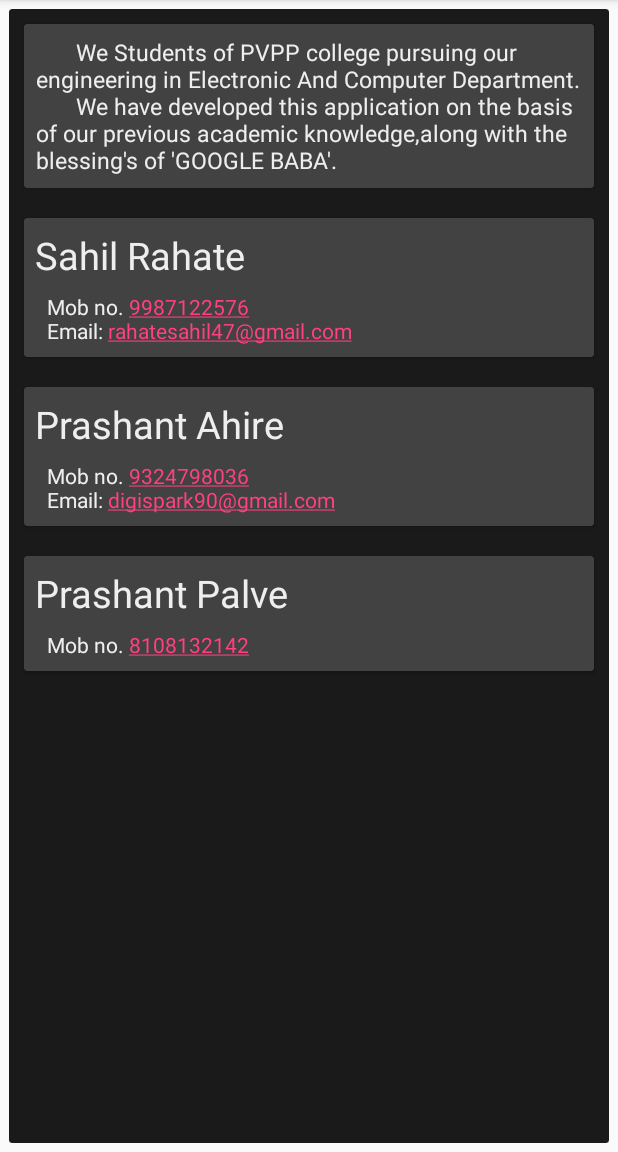
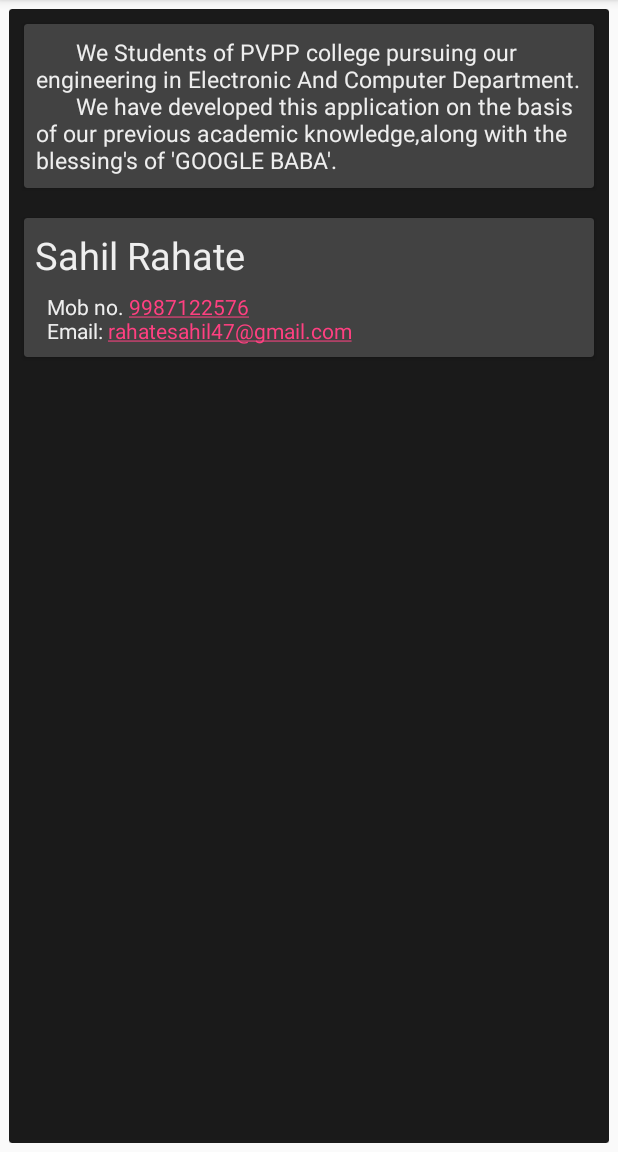
Before and after one commit to android-Vivek/Fusion_college_fest, an Android app: the Developed screen opened directly, with no data from a screen before it, on a phone screen of 412 x 824 dp, the part 84-1236 px from its top. Run offline under Robolectric (Android 15) with nearby library versions, the phone set to English and light mode, and no system bars; our stand-ins replace AdMob.

Commit message:
change in version and developer name

```diff
--- a/app/build.gradle
+++ b/app/build.gradle
@@ -7,8 +7,8 @@ android {
         applicationId "fusion.pvpp.event.fusion"
         minSdkVersion 15
         targetSdkVersion 26
-        versionCode 2
-        versionName "1.1"
+        versionCode 3
+        versionName "1.2"
         testInstrumentationRunner "android.support.test.runner.AndroidJUnitRunner"
     }
     buildTypes {
--- a/app/src/main/res/layout/activity2_chess.xml
+++ b/app/src/main/res/layout/activity2_chess.xml
@@ -55,7 +55,7 @@
                         android:layout_gravity="center_horizontal"
                         android:layout_width="wrap_content"
                         android:layout_height="wrap_content"
-                        android:text="Entry Fees 10/-"/>
+                        android:text="Entry Fees 20/-"/>
                 </android.support.v7.widget.CardView>
                 <android.support.v7.widget.CardView
                     app:cardElevation="5dp"
--- a/app/src/main/res/layout/activity_developed.xml
+++ b/app/src/main/res/layout/activity_developed.xml
@@ -66,64 +66,64 @@
                     </LinearLayout>
 
                 </android.support.v7.widget.CardView>
-                <android.support.v7.widget.CardView
-                    android:layout_margin="10dp"
-                    app:cardBackgroundColor="#424242"
+                <!--<android.support.v7.widget.CardView-->
+                    <!--android:layout_margin="10dp"-->
+                    <!--app:cardBackgroundColor="#424242"-->
 
-                    android:layout_width="match_parent"
-                    android:layout_height="wrap_content">
-                    <LinearLayout
-                        android:layout_width="match_parent"
-                        android:orientation="vertical"
-                        android:layout_height="wrap_content">
-                        <TextView
-                            android:id="@+id/pv"
-                            android:textColor="#EEEEEE"
-                            android:textSize="25dp"
-                            android:layout_margin="7dp"
-                            android:layout_width="wrap_content"
-                            android:layout_height="wrap_content"
-                            android:text="Prashant Ahire"/>
-                        <TextView
-                            android:id="@+id/pvdisc"
-                            android:textColor="#EEEEEE"
-                            android:layout_marginLeft="15dp"
-                            android:layout_marginBottom="8dp"
-                            android:autoLink="all"
-                            android:layout_width="wrap_content"
-                            android:layout_height="wrap_content"
-                            android:text="Mob no. 9324798036 \nEmail: digispark90@gmail.com"/>
-                    </LinearLayout>
-                </android.support.v7.widget.CardView>
+                    <!--android:layout_width="match_parent"-->
+                    <!--android:layout_height="wrap_content">-->
+                    <!--<LinearLayout-->
+                        <!--android:layout_width="match_parent"-->
+                        <!--android:orientation="vertical"-->
+                        <!--android:layout_height="wrap_content">-->
+                        <!--<TextView-->
+                            <!--android:id="@+id/pv"-->
+                            <!--android:textColor="#EEEEEE"-->
+                            <!--android:textSize="25dp"-->
+                            <!--android:layout_margin="7dp"-->
+                            <!--android:layout_width="wrap_content"-->
+                            <!--android:layout_height="wrap_content"-->
+                            <!--android:text="Prashant Ahire"/>-->
+                        <!--<TextView-->
+                            <!--android:id="@+id/pvdisc"-->
+                            <!--android:textColor="#EEEEEE"-->
+                            <!--android:layout_marginLeft="15dp"-->
+                            <!--android:layout_marginBottom="8dp"-->
+                            <!--android:autoLink="all"-->
+                            <!--android:layout_width="wrap_content"-->
+                            <!--android:layout_height="wrap_content"-->
+                            <!--android:text="Mob no. 9324798036 \nEmail: digispark90@gmail.com"/>-->
+                    <!--</LinearLayout>-->
+                <!--</android.support.v7.widget.CardView>-->
 
-                <android.support.v7.widget.CardView
-                    android:layout_margin="10dp"
-                    app:cardBackgroundColor="#424242"
-                    android:layout_width="match_parent"
-                    android:layout_height="wrap_content">
-                    <LinearLayout
-                        android:layout_width="match_parent"
-                        android:orientation="vertical"
-                        android:layout_height="wrap_content">
-                        <TextView
-                            android:id="@+id/sush"
-                            android:textColor="#EEEEEE"
-                            android:textSize="25dp"
-                            android:layout_margin="7dp"
-                            android:layout_width="wrap_content"
-                            android:layout_height="wrap_content"
-                            android:text="Prashant Palve"/>
-                        <TextView
-                            android:id="@+id/sushdisc"
-                            android:textColor="#EEEEEE"
-                            android:autoLink="all"
-                            android:layout_marginLeft="15dp"
-                            android:layout_marginBottom="8dp"
-                            android:layout_width="wrap_content"
-                            android:layout_height="wrap_content"
-                            android:text="Mob no. 8108132142"/>
-                    </LinearLayout>
-                </android.support.v7.widget.CardView>
+                <!--<android.support.v7.widget.CardView-->
+                    <!--android:layout_margin="10dp"-->
+                    <!--app:cardBackgroundColor="#424242"-->
+                    <!--android:layout_width="match_parent"-->
+                    <!--android:layout_height="wrap_content">-->
+                    <!--<LinearLayout-->
+                        <!--android:layout_width="match_parent"-->
+                        <!--android:orientation="vertical"-->
+                        <!--android:layout_height="wrap_content">-->
+                        <!--<TextView-->
+                            <!--android:id="@+id/sush"-->
+                            <!--android:textColor="#EEEEEE"-->
+                            <!--android:textSize="25dp"-->
+                            <!--android:layout_margin="7dp"-->
+                            <!--android:layout_width="wrap_content"-->
+                            <!--android:layout_height="wrap_content"-->
+                            <!--android:text="Prashant Palve"/>-->
+                        <!--<TextView-->
+                            <!--android:id="@+id/sushdisc"-->
+                            <!--android:textColor="#EEEEEE"-->
+                            <!--android:autoLink="all"-->
+                            <!--android:layout_marginLeft="15dp"-->
+                            <!--android:layout_marginBottom="8dp"-->
+                            <!--android:layout_width="wrap_content"-->
+                            <!--android:layout_height="wrap_content"-->
+                            <!--android:text="Mob no. 8108132142"/>-->
+                    <!--</LinearLayout>-->
+                <!--</android.support.v7.widget.CardView>-->
                 <com.google.android.gms.ads.AdView
                     android:id="@+id/adView_dev"
                     android:layout_margin="2dp"
```
Also changed, not shown: app/src/main/res/layout/about_fusion.xml (+1 -10 lines).
